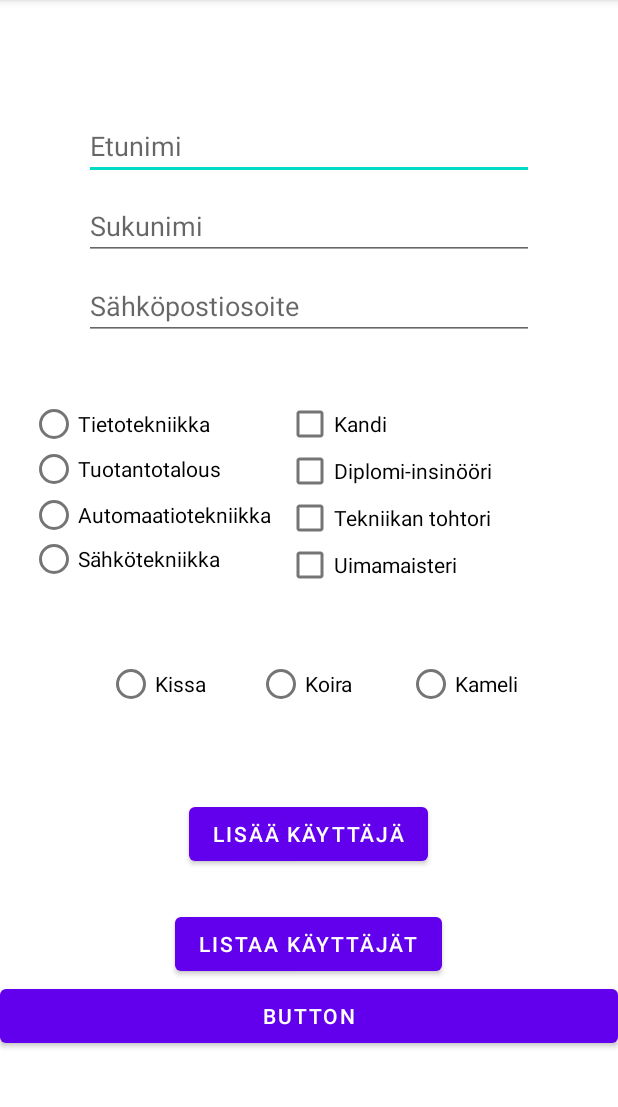
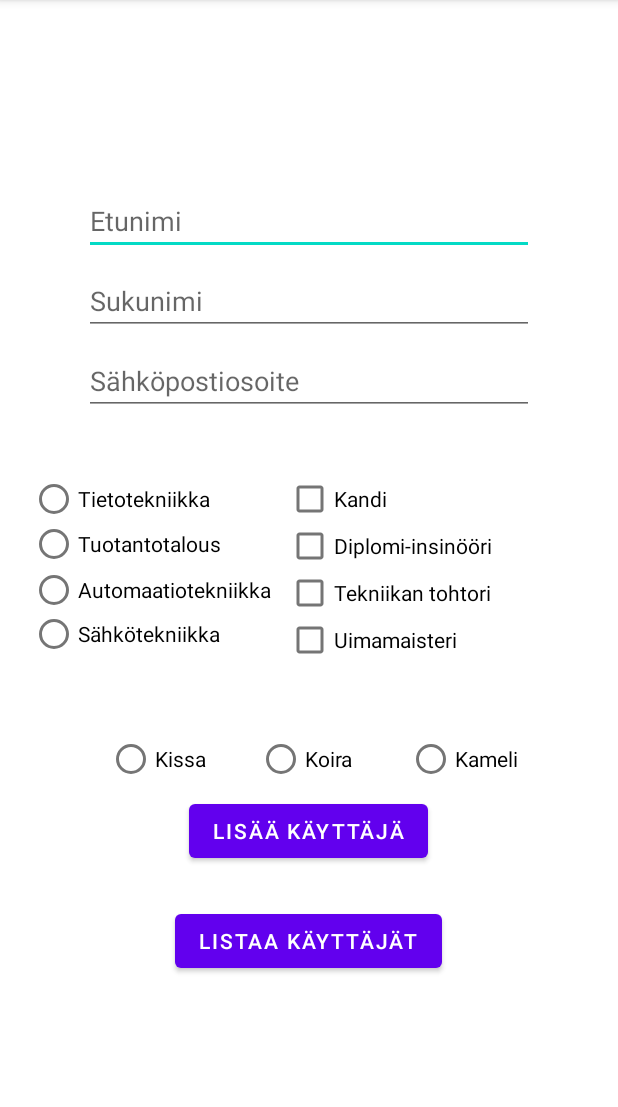
Before and after one commit to tiiahusa/kayttajaohjelma, an Android app: the screen it shows after launch (MainActivity), on a phone screen of 412 x 824 dp, the part 84-1191 px from its top. Run offline under Robolectric (Android 15) with nearby library versions, the phone set to English and light mode, and no system bars.

Commit message:
Käyttöliittymän siistimistä

```diff
--- a/app/src/main/res/layout/activity_main.xml
+++ b/app/src/main/res/layout/activity_main.xml
@@ -118,9 +118,9 @@
         <RadioGroup
             android:id="@+id/rgImages"
             android:layout_width="300dp"
-            android:layout_height="100dp"
+            android:layout_height="wrap_content"
+            android:layout_gravity="center"
             android:layout_marginStart="15dp"
-            android:layout_gravity="center"
             android:layout_marginTop="25dp"
             android:orientation="horizontal">
 
@@ -160,13 +160,6 @@
             android:onClick="listUsersView"
             android:text="Listaa käyttäjät" />
 
-        <Button
-            android:id="@+id/button"
-            android:layout_width="match_parent"
-            android:layout_height="wrap_content"
-            android:onClick="listUsers"
-            android:text="Button" />
-
 
     </LinearLayout>
 
```
Also changed, not shown: app/src/main/java/com/example/javaprojekti9/UserStorage.java (+5 -2 lines).
